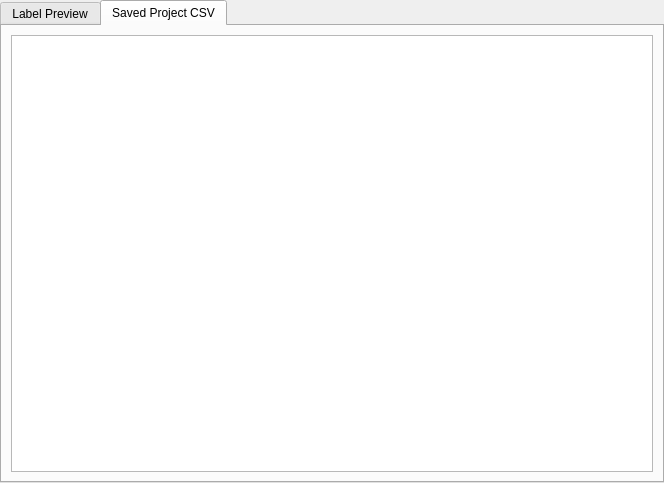
Qt form src/pagepreview.ui (willmh93/SonaeLabelMaker) before a commit.
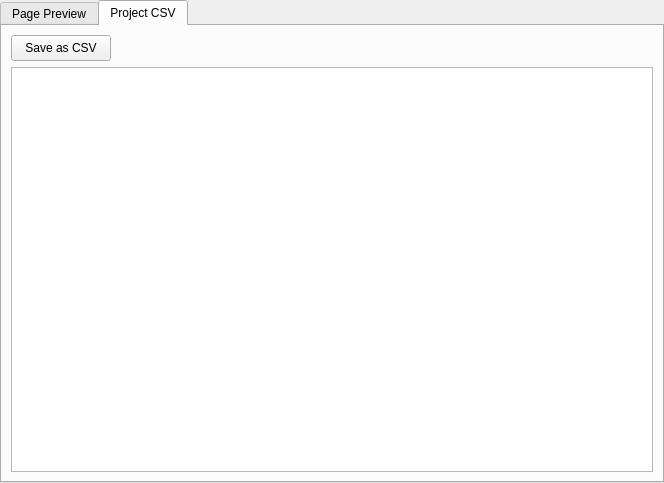
The same form after that commit. The open tabs and pages were chosen to show the change. Custom widgets are drawn as their Qt base class.

Commit message: > Store token descriptions in Project file > Better listbox support for styles (adding, editing, mouse feedback, etc)

The edit to the form file:
```diff
--- a/src/pagepreview.ui
+++ b/src/pagepreview.ui
@@ -58,7 +58,7 @@
        </property>
        <widget class="QWidget" name="tab_page">
         <attribute name="title">
-         <string>Label Preview</string>
+         <string>Page Preview</string>
         </attribute>
         <layout class="QVBoxLayout" name="verticalLayout_4">
          <item>
@@ -93,9 +93,65 @@
        </widget>
        <widget class="QWidget" name="tab_2">
         <attribute name="title">
-         <string>Saved Project CSV</string>
+         <string>Project CSV</string>
         </attribute>
         <layout class="QVBoxLayout" name="verticalLayout_3">
+         <item>
+          <widget class="QFrame" name="frame">
+           <property name="styleSheet">
+            <string notr="true">QFrame { border: none; }</string>
+           </property>
+           <property name="frameShape">
+            <enum>QFrame::Shape::StyledPanel</enum>
+           </property>
+           <property name="frameShadow">
+            <enum>QFrame::Shadow::Raised</enum>
+           </property>
+           <layout class="QHBoxLayout" name="horizontalLayout">
+            <property name="spacing">
+             <number>6</number>
+            </property>
+            <property name="leftMargin">
+             <number>0</number>
+            </property>
+            <property name="topMargin">
+             <number>0</number>
+            </property>
+            <property name="rightMargin">
+             <number>0</number>
+            </property>
+            <property name="bottomMargin">
+             <number>0</number>
+            </property>
+            <item>
+             <widget class="QPushButton" name="save_csv">
+              <property name="minimumSize">
+               <size>
+                <width>100</width>
+                <height>26</height>
+               </size>
+              </property>
+              <property name="text">
+               <string>Save as CSV</string>
+              </property>
+             </widget>
+            </item>
+            <item>
+             <spacer name="horizontalSpacer">
+              <property name="orientation">
+               <enum>Qt::Orientation::Horizontal</enum>
+              </property>
+              <property name="sizeHint" stdset="0">
+               <size>
+                <width>40</width>
+                <height>20</height>
+               </size>
+              </property>
+             </spacer>
+            </item>
+           </layout>
+          </widget>
+         </item>
          <item>
           <widget class="QTableView" name="csv_table">
            <property name="styleSheet">
```
Left out of the diff: 5 changed lines with no effect on the pictures. The commit also changes 19 other files.
